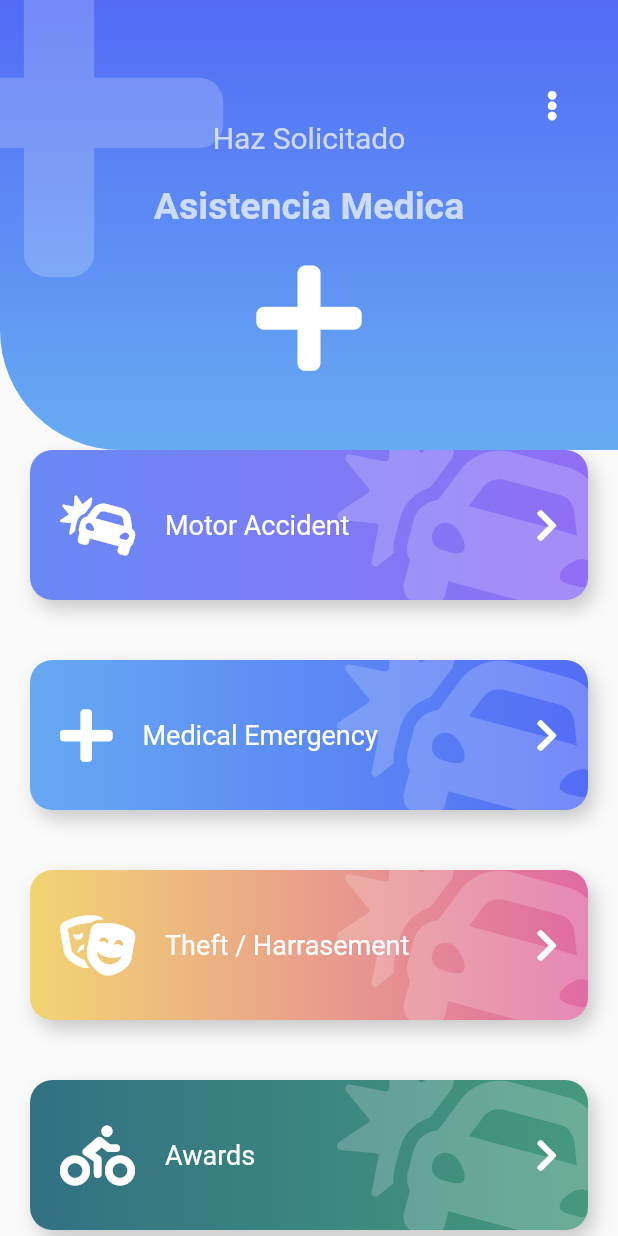
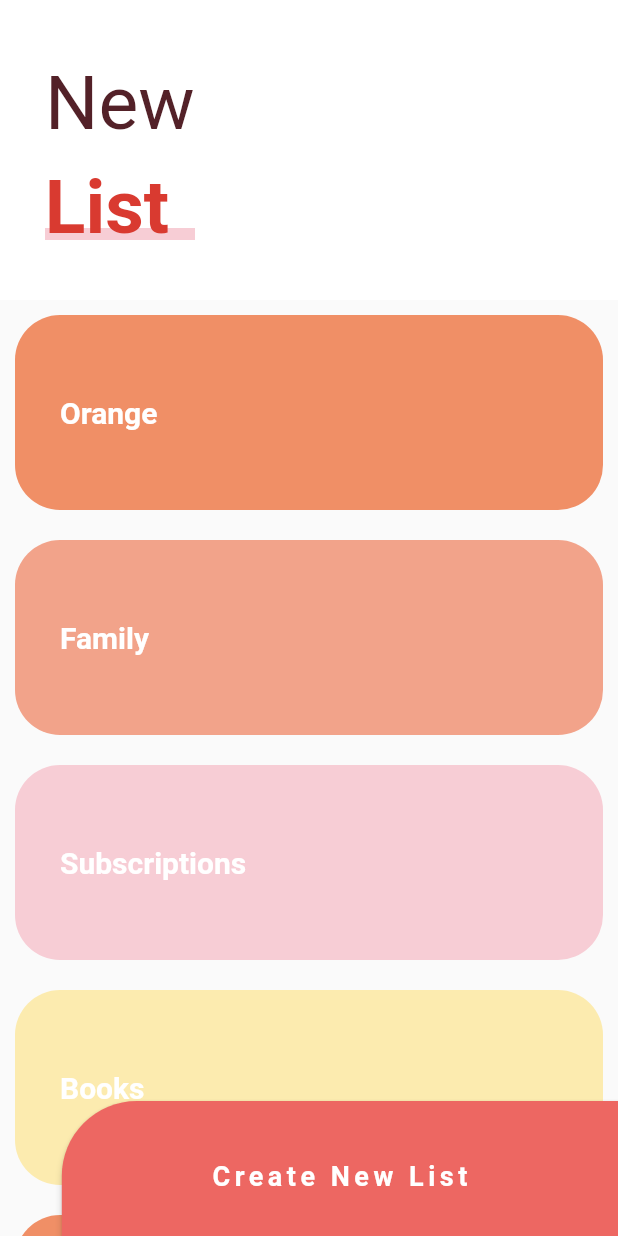
Before and after one commit to DarkHachi/disenos, a Flutter app: the screen it shows after launch, on a phone screen of 412 x 824 dp. Run offline on Flutter 3.47's test engine with Material 2 defaults, Android fonts, the phone set to English and light mode, and no system bars; our stand-ins replace animate_do, flutter_svg, font_awesome_flutter.

Commit message:
Seccion 8 Fin

```diff
--- a/lib/main.dart
+++ b/lib/main.dart
@@ -1,14 +1,7 @@
 import 'package:flutter/material.dart';
 
-import 'package:disenos/src/pages/emergency_page.dart';
-// import 'package:disenos/src/pages/pinterest_page.dart';
-// import 'package:disenos/src/labs/circular_progress_page.dart';
-// import 'src/retos/cuadrado_animado_page.dart';
-// import 'src/labs/circular_progress_page.dart';
-// import 'package:disenos/src/pages/slideshow_page.dart';
-// import 'package:disenos/src/pages/graficas_circulares_page.dart';
-// import 'package:disenos/src/pages/animaciones_page.dart';
-// import 'src/pages/animaciones_page.dart';
+
+import 'src/pages/sliver_list_page.dart';
 
 void main() => runApp(MyApp());
 
@@ -20,10 +13,7 @@ class MyApp extends StatelessWidget {
       title: 'Diseños App',
       initialRoute: 'home',
       routes: {
-        'home': (BuildContext context) => EmergencyPage(),
-        // 'graficas': (BuildContext context) => GraficasCircularesPage(),
-        // 'animacion': (BuildContext context) => AnimacionesPage(),
-        // 'slideshow': (BuildContext context) => SlideshowPage(),
+        'home': (BuildContext context) => SliverListPage(),
       },
     );
   }
--- /dev/null
+++ b/lib/src/pages/sliver_list_page.dart
@@ -0,0 +1,196 @@
+import 'package:flutter/material.dart';
+
+class SliverListPage extends StatelessWidget {
+  @override
+  Widget build(BuildContext context) {
+    return Scaffold(
+      body: Stack(
+        children: [
+          _MainScroll(),
+          Positioned(
+            bottom: -10,
+            right: 0,
+            child: _BotonNewList())
+        ],
+      ),
+      // body: _Titulo(),
+      // body: _ListaTareas(),
+    );
+  }
+}
+
+class _BotonNewList extends StatelessWidget {
+
+  @override
+  Widget build(BuildContext context) {
+    final size = MediaQuery.of(context).size;
+    return ButtonTheme(
+      minWidth: size.width*0.9,
+      height: 100,
+      child: MaterialButton(
+        shape: RoundedRectangleBorder(
+          borderRadius: BorderRadius.only(topLeft: Radius.circular(50))
+        ),
+        color: Color(0xffED6762),
+        onPressed: () {  },
+        child: Text('Create New List',style: TextStyle(color: Colors.white,fontSize: 18,fontWeight: FontWeight.bold,letterSpacing: 3),),
+        ),
+    );
+  }
+}
+
+
+class _MainScroll extends StatelessWidget {
+  final items = [
+    _ListItem('Orange', Color(0xffF08F66)),
+    _ListItem('Family', Color(0xffF2A38A)),
+    _ListItem('Subscriptions', Color(0xffF7CDD5)),
+    _ListItem('Books', Color(0xffFCEBAF)),
+    _ListItem('Orange', Color(0xffF08F66)),
+    _ListItem('Family', Color(0xffF2A38A)),
+    _ListItem('Subscriptions', Color(0xffF7CDD5)),
+    _ListItem('Books', Color(0xffFCEBAF)),
+    _ListItem('Orange', Color(0xffF08F66)),
+    _ListItem('Family', Color(0xffF2A38A)),
+    _ListItem('Subscriptions', Color(0xffF7CDD5)),
+    _ListItem('Books', Color(0xffFCEBAF)),
+    _ListItem('Orange', Color(0xffF08F66)),
+    _ListItem('Family', Color(0xffF2A38A)),
+    _ListItem('Subscriptions', Color(0xffF7CDD5)),
+    _ListItem('Books', Color(0xffFCEBAF)),
+  ];
+
+  @override
+  Widget build(BuildContext context) {
+    return CustomScrollView(
+      physics: BouncingScrollPhysics(),
+      slivers: [
+        SliverPersistentHeader(
+            floating: true,
+            delegate: _SliverCustomHeaderDelegate(
+                minheight: 170, maxheight: 200, child: Container(
+                  alignment: Alignment.centerLeft,
+                  color: Colors.white,
+                  child: _Titulo(),
+                ))),
+        SliverList(delegate: SliverChildListDelegate([...items, SizedBox(height: 100,)]))
+      ],
+    );
+  }
+}
+
+class _SliverCustomHeaderDelegate extends SliverPersistentHeaderDelegate {
+  final double minheight;
+  final double maxheight;
+  final Widget child;
+
+  _SliverCustomHeaderDelegate(
+      {required this.minheight, required this.maxheight, required this.child});
+
+  @override
+  Widget build(
+      BuildContext context, double shrinkOffset, bool overlapsContent) {
+    return SizedBox.expand(
+      child: child,
+    );
+  }
+
+  @override
+  double get maxExtent => maxheight;
+
+  @override
+  double get minExtent => minheight;
+
+  @override
+  bool shouldRebuild(covariant _SliverCustomHeaderDelegate oldDelegate) {
+    return maxheight != oldDelegate.maxheight ||
+        minheight != oldDelegate.minheight ||
+        child != oldDelegate.child;
+  }
+}
+
+class _Titulo extends StatelessWidget {
+  @override
+  Widget build(BuildContext context) {
+    return Column(
+      children: [
+        SizedBox(height: 30),
+        Container(
+            margin: EdgeInsets.symmetric(horizontal: 30, vertical: 10),
+            child: Text(
+              'New',
+              style: TextStyle(color: Color(0xff532128), fontSize: 50),
+            )),
+        Stack(
+          children: [
+            SizedBox(width: 100),
+            Positioned(
+              bottom: 8,
+              child: Container(
+                width: 150,
+                height: 8,
+                color: Color(0xffF7CDD5),
+              ),
+            ),
+            Container(
+              child: Text(
+                'List',
+                style: TextStyle(
+                    color: Color(0xffD93A30),
+                    fontSize: 50,
+                    fontWeight: FontWeight.bold),
+              ),
+            ),
+          ],
+        ),
+      ],
+    );
+  }
+}
+
+// class _ListaTareas extends StatelessWidget {
+//   final items = [
+//     _ListItem('Orange', Color(0xffF08F66)),
+//     _ListItem('Family', Color(0xffF2A38A)),
+//     _ListItem('Subscriptions', Color(0xffF7CDD5)),
+//     _ListItem('Books', Color(0xffFCEBAF)),
+//     _ListItem('Orange', Color(0xffF08F66)),
+//     _ListItem('Family', Color(0xffF2A38A)),
+//     _ListItem('Subscriptions', Color(0xffF7CDD5)),
+//     _ListItem('Books', Color(0xffFCEBAF)),
+//   ];
+
+//   @override
+//   Widget build(BuildContext context) {
+//     return ListView.builder(
+//         itemCount: items.length,
+//         itemBuilder: (BuildContext context, int index) => items[index]);
+//   }
+// }
+
+class _ListItem extends StatelessWidget {
+  final String titulo;
+  final Color color;
+
+  const _ListItem(this.titulo, this.color);
+
+  @override
+  Widget build(BuildContext context) {
+    return Container(
+      child: Text(
+        titulo,
+        style: TextStyle(
+            color: Colors.white, fontWeight: FontWeight.bold, fontSize: 20),
+      ),
+      padding: EdgeInsets.all(30),
+      alignment: Alignment.centerLeft,
+      height: 130,
+      width: 100,
+      margin: EdgeInsets.all(10),
+      decoration: BoxDecoration(
+        color: color,
+        borderRadius: BorderRadius.circular(30),
+      ),
+    );
+  }
+}
```
